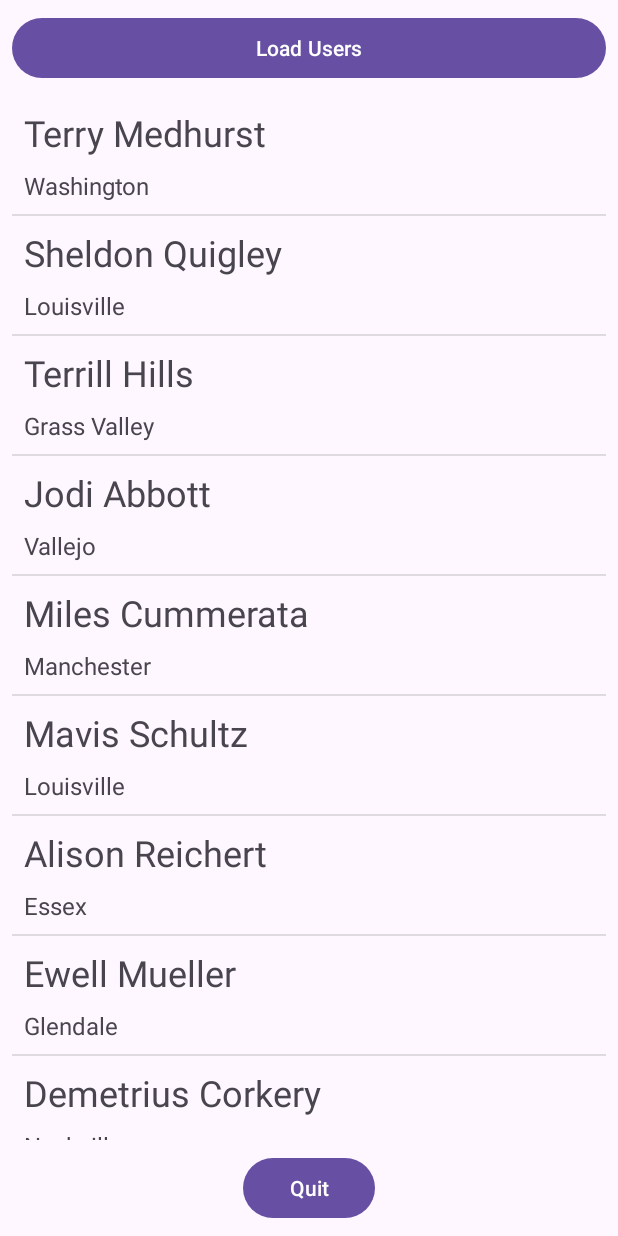
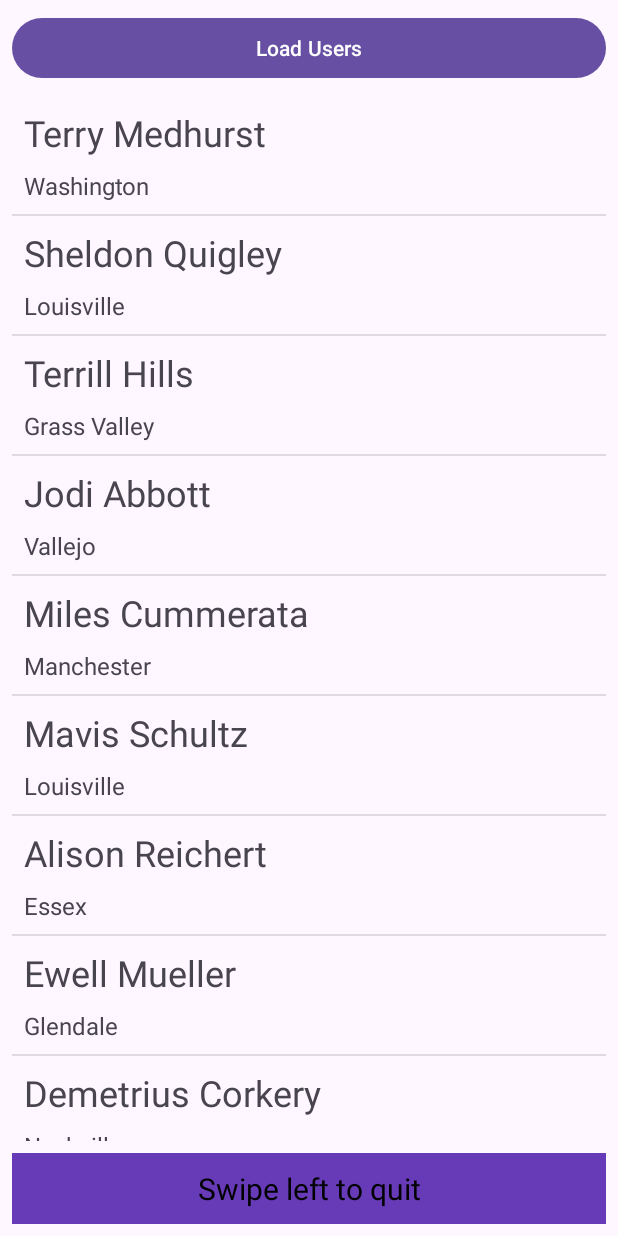
Before and after one commit to anouar-derdouri-development/mini-project-01-main, an Android app: the screen it shows after launch (UsersActivity), after a tap on "Load Users", on a phone screen of 412 x 824 dp. Run offline under Robolectric (Android 15) with nearby library versions, the phone set to English and light mode, and no system bars.

Commit message:
Convert Quit Button to TextView: Implement swipe left event

```diff
--- a/app/src/main/java/com/example/mini_project_01/UsersActivity.java
+++ b/app/src/main/java/com/example/mini_project_01/UsersActivity.java
@@ -1,14 +1,18 @@
 package com.example.mini_project_01;
 
+import androidx.annotation.NonNull;
 import androidx.appcompat.app.AppCompatActivity;
 
+import android.annotation.SuppressLint;
+import android.gesture.Gesture;
 import android.os.Bundle;
 import android.util.Log;
+import android.view.GestureDetector;
+import android.view.MotionEvent;
 import android.view.View;
-import android.widget.ArrayAdapter;
 import android.widget.Button;
 import android.widget.ListView;
-import android.widget.Toast;
+import android.widget.TextView;
 
 import org.json.JSONArray;
 import org.json.JSONException;
@@ -19,9 +23,11 @@ import java.io.InputStream;
 import java.util.ArrayList;
 
 public class UsersActivity extends AppCompatActivity implements View.OnClickListener {
-    Button btnUsersActLoadUsers, btnUsersActQuit;
+    Button btnUsersActLoadUsers;
     ListView lvUsersActUsers;
+    TextView tvUsersActQuit;
 
+    @SuppressLint("ClickableViewAccessibility")
     @Override
     protected void onCreate(Bundle savedInstanceState) {
         super.onCreate(savedInstanceState);
@@ -30,12 +36,28 @@ public class UsersActivity extends AppCompatActivity implements View.OnClickList
         Log.e("TAG", Long.toString(System.currentTimeMillis()));
 
         btnUsersActLoadUsers = findViewById(R.id.btnUsersActLoadUsers);
-        btnUsersActQuit = findViewById(R.id.btnUsersActQuit);
+        tvUsersActQuit = findViewById(R.id.tvUsersActQuit);
         lvUsersActUsers = findViewById(R.id.lvUsersActUsers);
 
         btnUsersActLoadUsers.setOnClickListener(this);
-        btnUsersActQuit.setOnClickListener(this);
+        tvUsersActQuit.setOnClickListener(this);
 
+        GestureDetector gestureDetector = new GestureDetector(this, new GestureDetector.SimpleOnGestureListener() {
+            @Override
+            public boolean onFling(@NonNull MotionEvent e1, @NonNull MotionEvent e2, float velocityX, float velocityY) {
+                if (e1.getX() - e2.getX() >= 100)
+                    finish();
+                return super.onFling(e1, e2, velocityX, velocityY);
+            }
+        });
+
+        tvUsersActQuit.setOnTouchListener(new View.OnTouchListener() {
+            @Override
+            public boolean onTouch(View v, MotionEvent event) {
+                gestureDetector.onTouchEvent(event);
+                return false;
+            }
+        });
     }
 
     @Override
@@ -44,8 +66,6 @@ public class UsersActivity extends AppCompatActivity implements View.OnClickList
             UsersAdapter adapter = new UsersAdapter(this, getUsers());
 
             lvUsersActUsers.setAdapter(adapter);
-        } else if (v.getId() == R.id.btnUsersActQuit) {
-            finish();
         }
     }
 
--- a/app/src/main/res/layout/activity_users.xml
+++ b/app/src/main/res/layout/activity_users.xml
@@ -18,14 +18,19 @@
         app:layout_constraintStart_toStartOf="parent"
         app:layout_constraintTop_toTopOf="parent" />
 
-    <Button
-        android:id="@+id/btnUsersActQuit"
-        android:layout_width="wrap_content"
+    <TextView
+        android:id="@+id/tvUsersActQuit"
+        android:layout_width="0dp"
         android:layout_height="wrap_content"
         android:layout_marginStart="8dp"
         android:layout_marginEnd="8dp"
         android:layout_marginBottom="8dp"
-        android:text="Quit"
+        android:background="#673AB7"
+        android:gravity="center_horizontal"
+        android:padding="10dp"
+        android:text="Swipe left to quit"
+        android:textColor="#000000"
+        android:textSize="20sp"
         app:layout_constraintBottom_toBottomOf="parent"
         app:layout_constraintEnd_toEndOf="parent"
         app:layout_constraintStart_toStartOf="parent" />
@@ -38,7 +43,7 @@
         android:layout_marginTop="8dp"
         android:layout_marginEnd="8dp"
         android:layout_marginBottom="8dp"
-        app:layout_constraintBottom_toTopOf="@+id/btnUsersActQuit"
+        app:layout_constraintBottom_toTopOf="@+id/tvUsersActQuit"
         app:layout_constraintEnd_toEndOf="parent"
         app:layout_constraintStart_toStartOf="parent"
         app:layout_constraintTop_toBottomOf="@+id/btnUsersActLoadUsers" />
```
